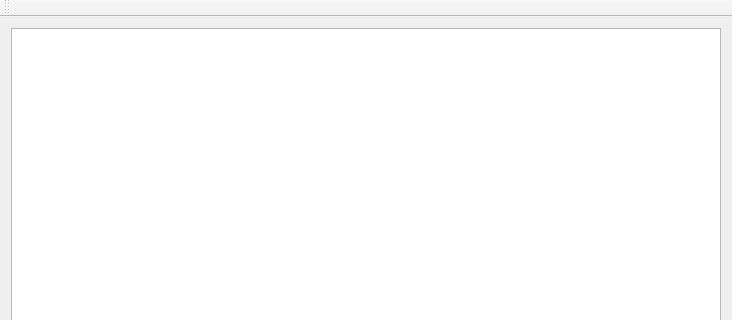
Above: MainWindow.ui from afigegoznaet/KDETrashWidget before the change; both pictures show x 0 to 732 and y 0 to 320 of the 732 by 515 pixel window. Below: the same form after it.
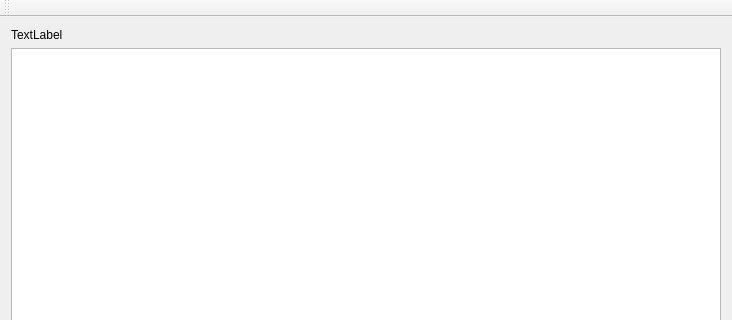
That is the form after the change. Custom widgets are drawn as their Qt base class.

```diff
--- a/MainWindow.ui
+++ b/MainWindow.ui
@@ -15,9 +15,16 @@
   </property>
   <widget class="QWidget" name="centralWidget">
    <layout class="QGridLayout" name="gridLayout">
-    <item row="0" column="0">
+    <item row="1" column="0">
      <widget class="QTrashTableView" name="tableView"/>
     </item>
+    <item row="0" column="0">
+     <widget class="QLabel" name="label">
+      <property name="text">
+       <string>TextLabel</string>
+      </property>
+     </widget>
+    </item>
    </layout>
   </widget>
   <widget class="QMenuBar" name="menuBar">
```
